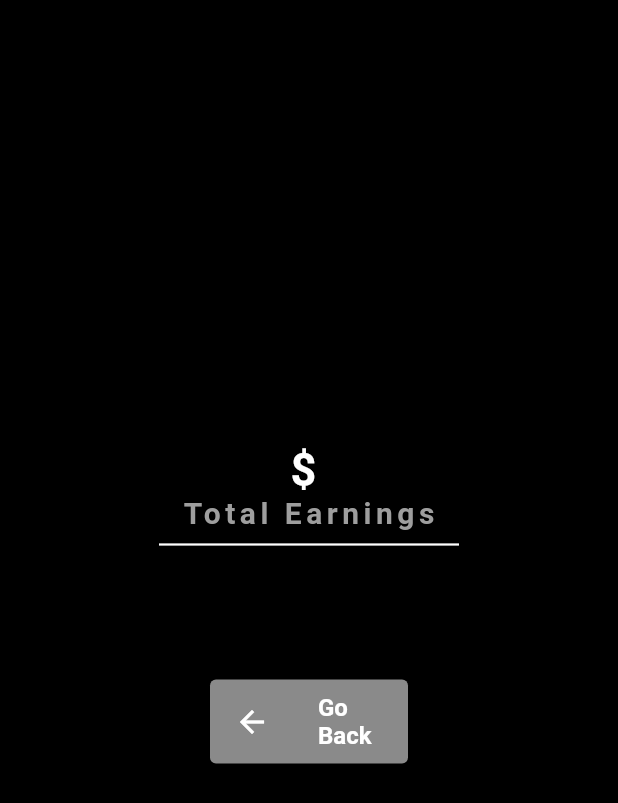
After one commit to kkmaurice/Amazon-Clone-Sellers-App, a Flutter app: the HomeScreen screen opened directly, in the side drawer, after a tap on "Earnings", on a phone screen of 412 x 824 dp. The commit adds this screen. Shown: the top 803 px of the screen. Run offline on Flutter 3.47's test engine with Material 2 defaults, Android fonts, the phone set to English and light mode, and no system bars; our stand-ins replace cloud_firestore, firebase_auth, firebase_core, firebase_storage, fluttertoast, image_picker and 1 more; accounts and stored records are empty; network calls fail.

Commit message:
implemented history and earnings

```diff
--- a/sellers_app/lib/brandsScreens/home_screen.dart
+++ b/sellers_app/lib/brandsScreens/home_screen.dart
@@ -35,6 +35,7 @@ class _HomeScreenState extends State<HomeScreen> {
   @override
   Widget build(BuildContext context) {
     return Scaffold(
+      backgroundColor: Colors.black,
       drawer: MyDrawer(),
       appBar: AppBar(
         flexibleSpace: Container(
--- /dev/null
+++ b/sellers_app/lib/earningsScreen/earnings_screen.dart
@@ -0,0 +1,98 @@
+import 'package:cloud_firestore/cloud_firestore.dart';
+import 'package:flutter/material.dart';
+import 'package:sellers_app/global/global.dart';
+import 'package:sellers_app/splashScreen/my_splash_screen.dart';
+
+class EarningsScreen extends StatefulWidget {
+  const EarningsScreen({super.key});
+
+  @override
+  State<EarningsScreen> createState() => _EarningsScreenState();
+}
+
+class _EarningsScreenState extends State<EarningsScreen> {
+  String totalEarnings = '';
+
+  readTotalEarnings() async {
+    await FirebaseFirestore.instance
+        .collection('sellers')
+        .doc(sharedPreferences!.getString('uid'))
+        .get()
+        .then((snap) {
+      setState(() {
+        totalEarnings = snap.data()!['earning'].toString();
+      });
+    });
+  }
+
+  @override
+  void initState() {
+    readTotalEarnings();
+    super.initState();
+  }
+
+  @override
+  Widget build(BuildContext context) {
+    return SafeArea(
+      child: Scaffold(
+        backgroundColor: Colors.black,
+        body: Center(
+            child: Column(
+          mainAxisAlignment: MainAxisAlignment.center,
+          children: [
+            const SizedBox(
+              height: 20,
+            ),
+            Text(
+              '\$ $totalEarnings',
+              style: const TextStyle(
+                  fontSize: 30,
+                  color: Colors.white,
+                  fontWeight: FontWeight.bold),
+            ),
+            const Text(
+              'Total Earnings',
+              style: TextStyle(
+                  fontSize: 20,
+                  color: Colors.grey,
+                  letterSpacing: 3,
+                  fontWeight: FontWeight.bold),
+            ),
+            const SizedBox(
+              height: 20,
+              width: 200,
+              child: Divider(
+                color: Colors.white,
+                thickness: 1.5,
+              ),
+            ),
+            const SizedBox(
+              height: 40,
+            ),
+            Card(
+              color: Colors.white54,
+              margin: const EdgeInsets.symmetric(vertical: 40, horizontal: 140),
+              child: ListTile(
+                onTap: () {
+                  Navigator.of(context).push(MaterialPageRoute(
+                      builder: (context) => const MySplashScreen()));
+                },
+                leading: const Icon(
+                  Icons.arrow_back,
+                  color: Colors.white,
+                ),
+                title: const Text(
+                  'Go Back',
+                  style: TextStyle(
+                      color: Colors.white,
+                      fontSize: 16,
+                      fontWeight: FontWeight.bold),
+                ),
+              ),
+            )
+          ],
+        )),
+      ),
+    );
+  }
+}
--- a/sellers_app/lib/widgets/my_drawer.dart
+++ b/sellers_app/lib/widgets/my_drawer.dart
@@ -5,6 +5,8 @@ import 'package:sellers_app/global/global.dart';
 import 'package:sellers_app/ordersScreen/orders_screen.dart';
 import 'package:sellers_app/shiftedParcelsScreen/shifted_parcels_screen.dart';
 
+import '../earningsScreen/earnings_screen.dart';
+import '../history/history_screen.dart';
 import '../splashScreen/my_splash_screen.dart';
 
 class MyDrawer extends StatelessWidget {
@@ -88,6 +90,33 @@ class MyDrawer extends StatelessWidget {
                 thickness: 2,
                 indent: 15.0,
               ),
+              // earnings
+              ListTile(
+                leading: const Icon(
+                  Icons.money,
+                  color: Colors.grey,
+                ),
+                title: const Text(
+                  'Earnings',
+                  style: TextStyle(
+                    color: Colors.grey,
+                    fontSize: 18.0,
+                  ),
+                ),
+                onTap: () {
+                  Navigator.of(context).push(MaterialPageRoute(
+                      builder: (context) => const EarningsScreen()));
+                },
+              ),
+              const SizedBox(
+                height: 15,
+              ),
+              const Divider(
+                color: Colors.grey,
+                height: 10.0,
+                thickness: 2,
+                indent: 15.0,
+              ),
               // my orders
               ListTile(
                 leading: const Icon(
@@ -157,7 +186,12 @@ class MyDrawer extends StatelessWidget {
                     fontSize: 18.0,
                   ),
                 ),
-                onTap: () {},
+                onTap: () {
+                  Navigator.push(
+                      context,
+                      MaterialPageRoute(
+                          builder: (context) => const HistoryScreen()));
+                },
               ),
               const SizedBox(
                 height: 15,
@@ -168,27 +202,7 @@ class MyDrawer extends StatelessWidget {
                 thickness: 2,
                 indent: 15.0,
               ),
-              // search
-              ListTile(
-                leading: const Icon(
-                  Icons.search,
-                  color: Colors.grey,
-                ),
-                title: const Text(
-                  'Search',
-                  style: TextStyle(
-                    color: Colors.grey,
-                    fontSize: 18.0,
-                  ),
-                ),
-                onTap: () {},
-              ),
-              const Divider(
-                color: Colors.grey,
-                height: 10.0,
-                thickness: 2,
-                indent: 15.0,
-              ),
+
               // logout
               ListTile(
                 leading: const Icon(
```
Also changed, not shown: sellers_app/lib/history/history_screen.dart (added, +97 -0 lines).
